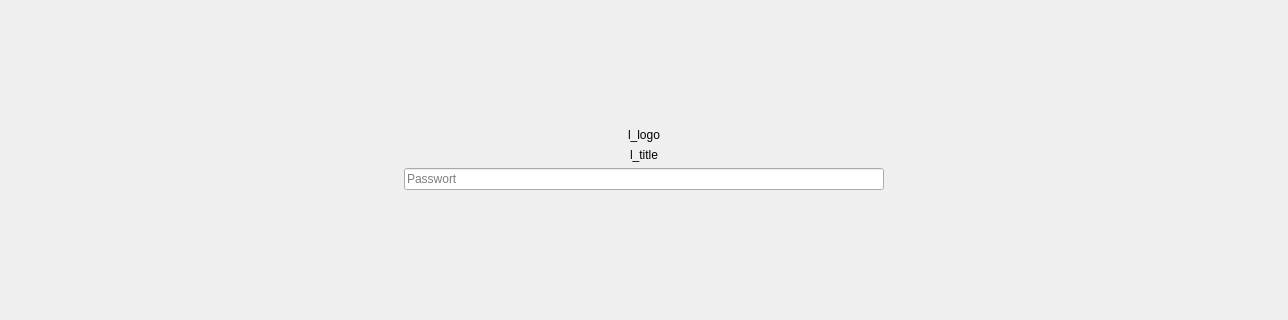
Before: the Qt Designer form mainwindow.ui in green-lion-racing/glr-database, drawn with Qt 5; both pictures show x 0 to 1288 and y 224 to 544 of the 1288 by 768 pixel window.
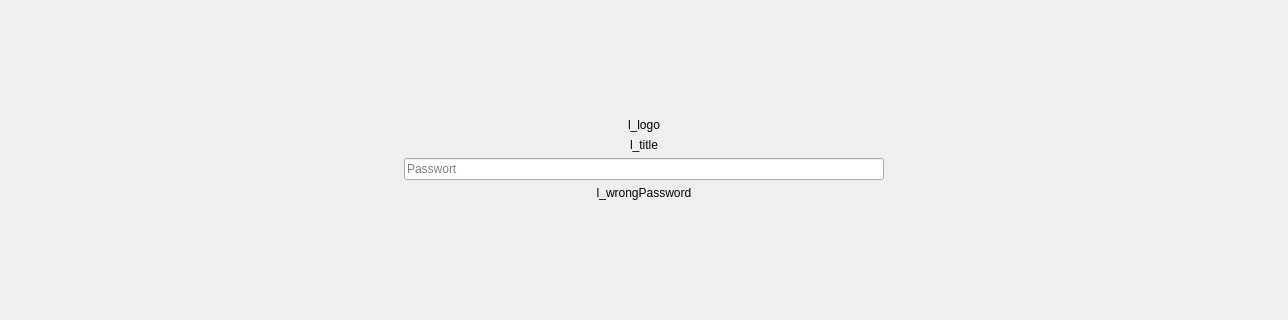
After: the same form once the commit is applied.

```diff
--- a/mainwindow.ui
+++ b/mainwindow.ui
@@ -227,6 +227,16 @@
             </item>
            </layout>
           </item>
+          <item>
+           <widget class="QLabel" name="l_wrongPassword">
+            <property name="text">
+             <string>l_wrongPassword</string>
+            </property>
+            <property name="alignment">
+             <set>Qt::AlignCenter</set>
+            </property>
+           </widget>
+          </item>
           <item>
            <spacer name="verticalSpacer_2">
             <property name="orientation">
```
Left out of the diff: 4 changed lines with no effect on the pictures.
